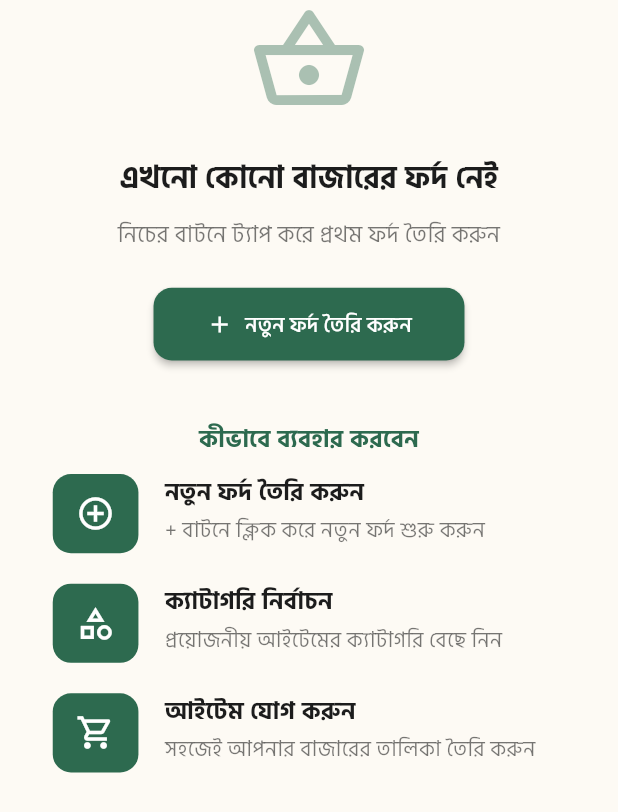
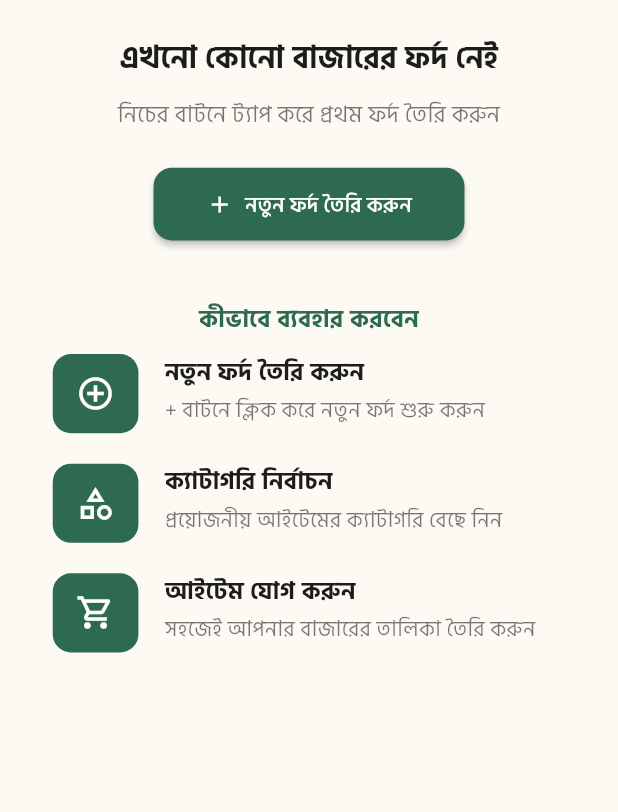
Before and after one commit to moinul-alam/ekush-space, a Flutter app: the NoListWidget widget shown alone on an empty page, opened directly, on a phone screen of 412 x 824 dp. Shown: the top 812 px of the screen. Run offline on Flutter 3.47's test engine with Material 3 defaults, Android fonts, the light colour scheme and no system bars; our stand-ins replace dio, drift, flutter_local_notifications, flutter_native_splash, flutter_riverpod, flutter_screenutil and 10 more; missing offline and left inert: workmanager; accounts and stored records are empty; generated files the repository leaves out were written again.

Commit message:
Update no_list_widget.dart

```diff
--- a/apps/jhuri/lib/features/shopping_list/widgets/no_list_widget.dart
+++ b/apps/jhuri/lib/features/shopping_list/widgets/no_list_widget.dart
@@ -25,11 +25,11 @@ class NoListWidget extends StatelessWidget {
             mainAxisAlignment: MainAxisAlignment.center,
             children: [
               // 1. Illustration placeholder
-              Icon(
-                Icons.shopping_basket_outlined,
-                size: 80,
-                color: colorScheme.primary.withValues(alpha: 0.4),
-              ),
+              // Icon(
+              //   Icons.shopping_basket_outlined,
+              //   size: 80,
+              //   color: colorScheme.primary.withValues(alpha: 0.4),
+              // ),
 
               SizedBox(height: 24.h),
 
```
